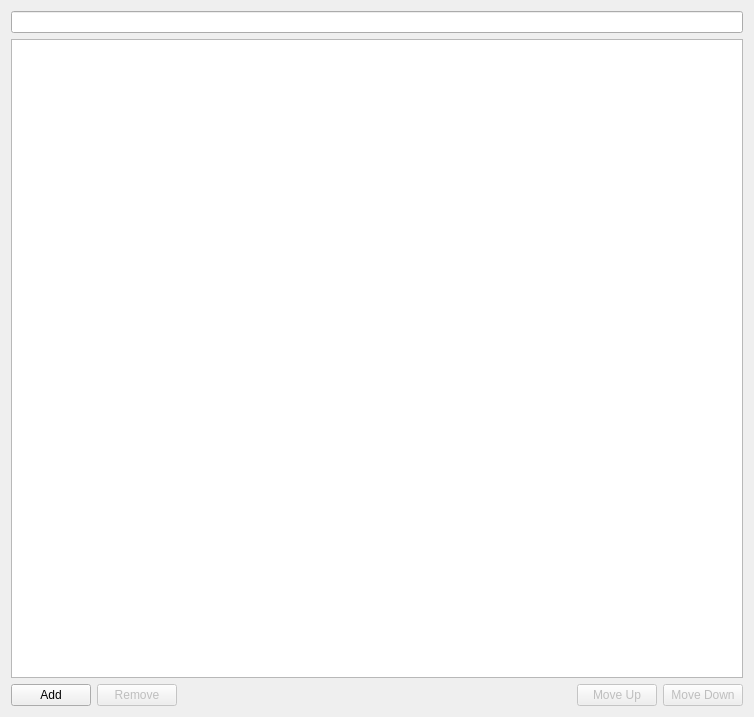
The window that playlistedit.ui (amirmohsen1384/mockingbird) describes before a commit, drawn with Qt 5.
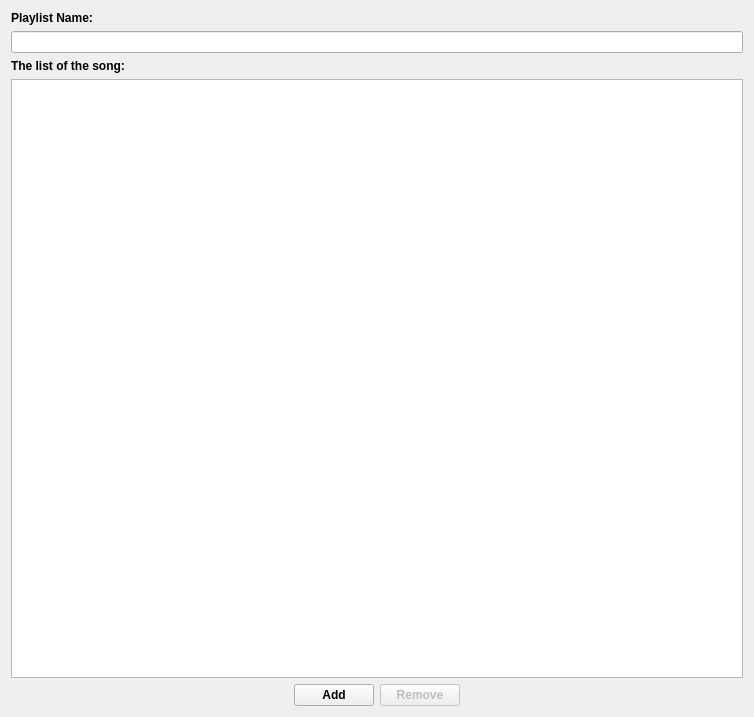
The same window after the commit.

Commit message: Removed the moving functionality

```diff
--- a/playlistedit.ui
+++ b/playlistedit.ui
@@ -10,13 +10,33 @@
     <height>717</height>
    </rect>
   </property>
+  <property name="font">
+   <font>
+    <pointsize>9</pointsize>
+    <bold>true</bold>
+   </font>
+  </property>
   <property name="windowTitle">
    <string>Form</string>
   </property>
   <layout class="QVBoxLayout" name="verticalLayout">
+   <item>
+    <widget class="QLabel" name="playlistNameLabel">
+     <property name="text">
+      <string>Playlist Name:</string>
+     </property>
+    </widget>
+   </item>
    <item>
     <widget class="QLineEdit" name="nameEdit"/>
    </item>
+   <item>
+    <widget class="QLabel" name="songListLabel">
+     <property name="text">
+      <string>The list of the song:</string>
+     </property>
+    </widget>
+   </item>
    <item>
     <widget class="QListView" name="songView">
      <property name="selectionMode">
@@ -29,6 +49,19 @@
    </item>
    <item>
     <layout class="QHBoxLayout" name="controlLayout">
+     <item>
+      <spacer name="horizontalSpacer">
+       <property name="orientation">
+        <enum>Qt::Orientation::Horizontal</enum>
+       </property>
+       <property name="sizeHint" stdset="0">
+        <size>
+         <width>40</width>
+         <height>20</height>
+        </size>
+       </property>
+      </spacer>
+     </item>
      <item>
       <widget class="QPushButton" name="addButton">
        <property name="toolTip">
@@ -65,32 +98,6 @@
        </property>
       </spacer>
      </item>
-     <item>
-      <widget class="QPushButton" name="moveUpButton">
-       <property name="enabled">
-        <bool>false</bool>
-       </property>
-       <property name="toolTip">
-        <string>Move up</string>
-       </property>
-       <property name="text">
-        <string>Move Up</string>
-       </property>
-      </widget>
-     </item>
-     <item>
-      <widget class="QPushButton" name="moveDownButton">
-       <property name="enabled">
-        <bool>false</bool>
-       </property>
-       <property name="toolTip">
-        <string>Move down</string>
-       </property>
-       <property name="text">
-        <string>Move Down</string>
-       </property>
-      </widget>
-     </item>
     </layout>
    </item>
   </layout>
```
Left out of the diff: 31 changed lines with no effect on the pictures. The commit also changes 2 other files.
